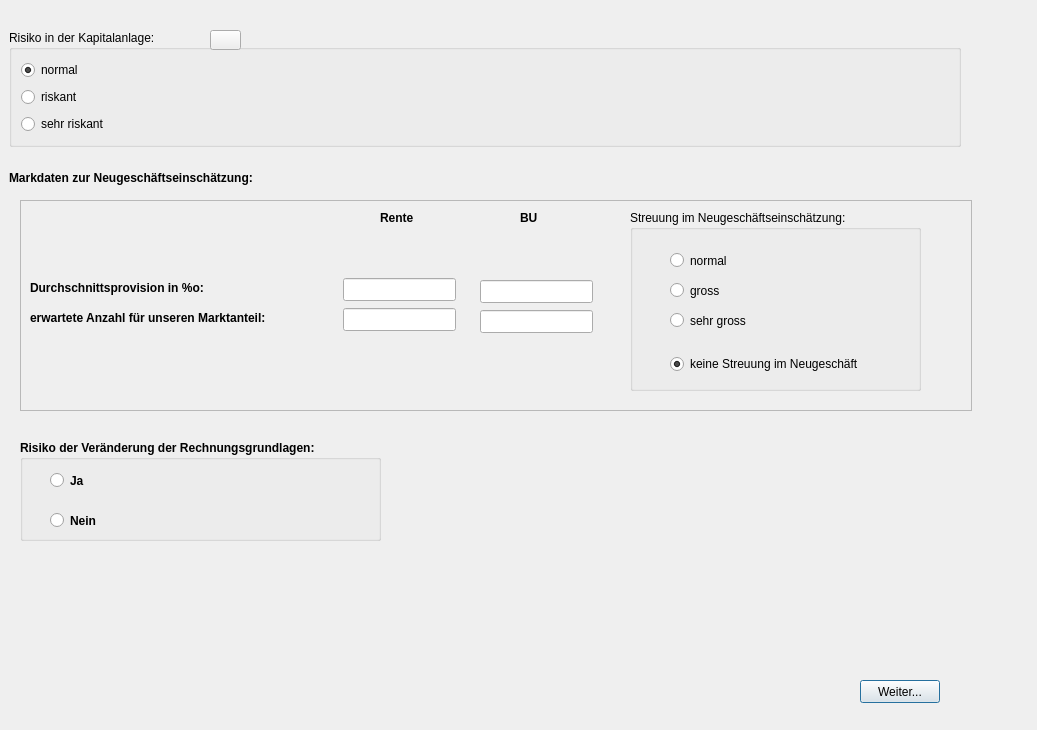
Above: Dateien/grundeinstellungwindow.ui from KaMusialik/MeinSpiel before the change. Below: the same form after it.
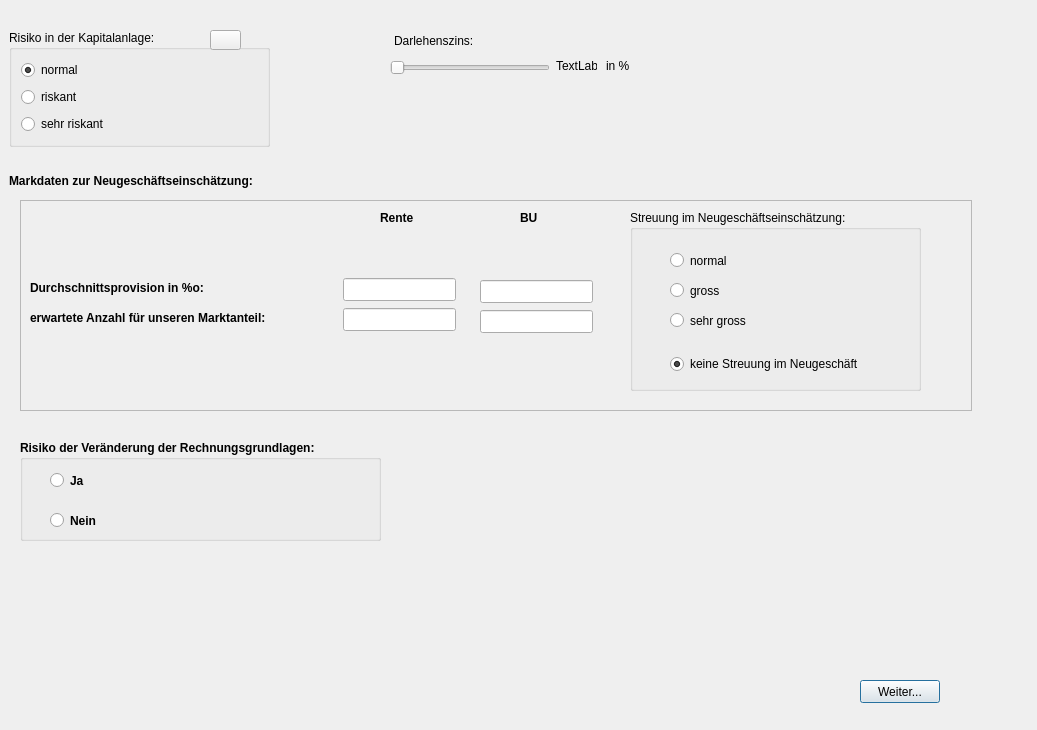
That is the form after the change. Icons and pictures are not drawn.

The edit to the form file:
```diff
--- a/Dateien/grundeinstellungwindow.ui
+++ b/Dateien/grundeinstellungwindow.ui
@@ -19,7 +19,7 @@
      <x>9</x>
      <y>170</y>
      <width>952</width>
-     <height>15</height>
+     <height>21</height>
     </rect>
    </property>
    <property name="font">
@@ -276,7 +276,7 @@
     <rect>
      <x>9</x>
      <y>30</y>
-     <width>952</width>
+     <width>261</width>
      <height>117</height>
     </rect>
    </property>
@@ -385,6 +385,61 @@
      <normaloff>iconInfo.png</normaloff>iconInfo.png</iconset>
    </property>
   </widget>
+  <widget class="QLabel" name="label">
+   <property name="geometry">
+    <rect>
+     <x>394</x>
+     <y>30</y>
+     <width>141</width>
+     <height>22</height>
+    </rect>
+   </property>
+   <property name="toolTip">
+    <string>&lt;html&gt;&lt;head/&gt;&lt;body&gt;&lt;p&gt;Der Darlehenszins wird nur dann benötigt, wenn die Kasse zu Beginn der Geschäftsjahr negativ ist. Die Kasse wird mit diesem Wert verzinst. Es stellt also eine Art Darlehen dar. Mit einem positiven cash flow wird das Darlehen getilgt&lt;/p&gt;&lt;/body&gt;&lt;/html&gt;</string>
+   </property>
+   <property name="text">
+    <string>Darlehenszins:</string>
+   </property>
+  </widget>
+  <widget class="QSlider" name="horizontalSlider_Darlehenszins">
+   <property name="geometry">
+    <rect>
+     <x>390</x>
+     <y>60</y>
+     <width>160</width>
+     <height>16</height>
+    </rect>
+   </property>
+   <property name="orientation">
+    <enum>Qt::Horizontal</enum>
+   </property>
+  </widget>
+  <widget class="QLabel" name="label_Darlehenszins">
+   <property name="geometry">
+    <rect>
+     <x>556</x>
+     <y>55</y>
+     <width>41</width>
+     <height>22</height>
+    </rect>
+   </property>
+   <property name="text">
+    <string>TextLabel</string>
+   </property>
+  </widget>
+  <widget class="QLabel" name="label_5">
+   <property name="geometry">
+    <rect>
+     <x>606</x>
+     <y>55</y>
+     <width>68</width>
+     <height>22</height>
+    </rect>
+   </property>
+   <property name="text">
+    <string>in %</string>
+   </property>
+  </widget>
  </widget>
  <resources/>
  <connections/>
```
